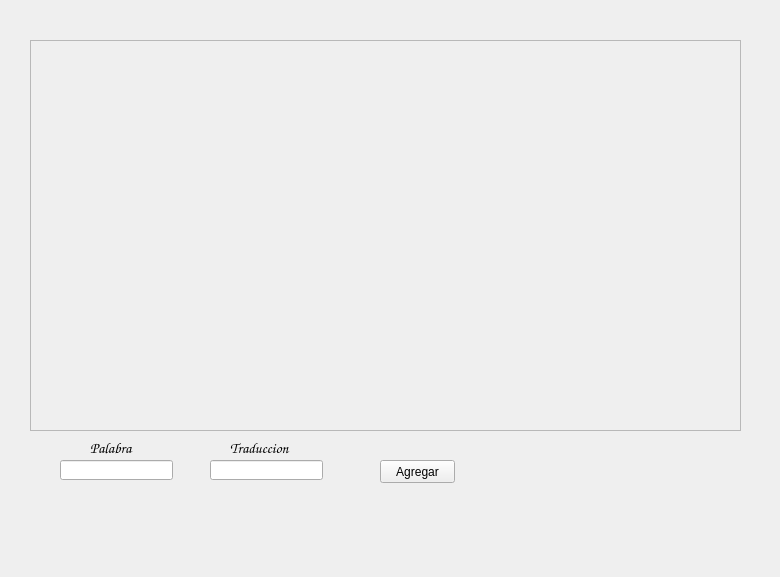
The window that ventana_principal.ui (JohanAndres19/Arboles_n_arios) describes before a commit, drawn with Qt 5.
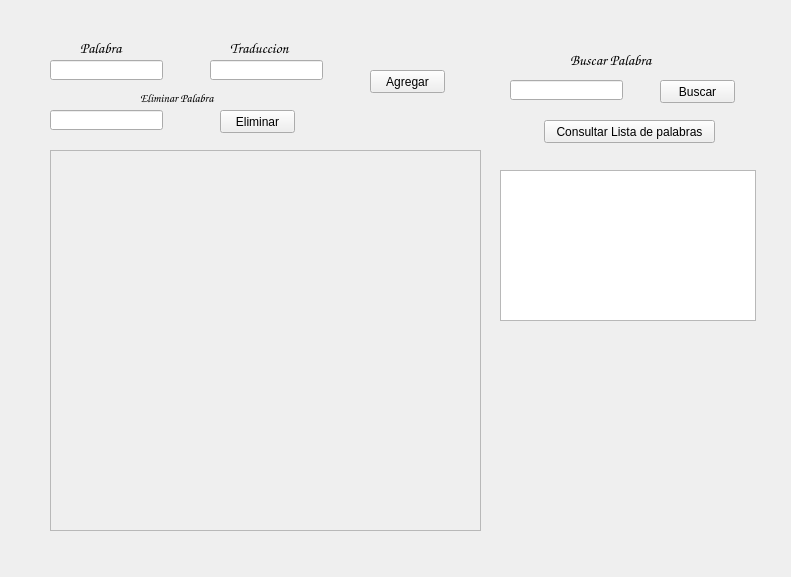
The same window after the commit.

Commit message: interfaz casi lista falta logica

What changed in the file:
```diff
--- a/ventana_principal.ui
+++ b/ventana_principal.ui
@@ -6,19 +6,22 @@
    <rect>
     <x>0</x>
     <y>0</y>
-    <width>780</width>
+    <width>791</width>
     <height>577</height>
    </rect>
   </property>
   <property name="windowTitle">
    <string>MainWindow</string>
   </property>
+  <property name="autoFillBackground">
+   <bool>false</bool>
+  </property>
   <widget class="QWidget" name="centralwidget">
    <widget class="QPushButton" name="Boton_agregar">
     <property name="geometry">
      <rect>
-      <x>380</x>
-      <y>460</y>
+      <x>370</x>
+      <y>70</y>
       <width>75</width>
       <height>23</height>
      </rect>
@@ -30,8 +33,8 @@
    <widget class="QLineEdit" name="texto">
     <property name="geometry">
      <rect>
-      <x>60</x>
-      <y>460</y>
+      <x>50</x>
+      <y>60</y>
       <width>113</width>
       <height>20</height>
      </rect>
@@ -49,7 +52,7 @@
     <property name="geometry">
      <rect>
       <x>210</x>
-      <y>460</y>
+      <y>60</y>
       <width>113</width>
       <height>20</height>
      </rect>
@@ -63,8 +66,8 @@
    <widget class="QLabel" name="label">
     <property name="geometry">
      <rect>
-      <x>90</x>
-      <y>440</y>
+      <x>80</x>
+      <y>40</y>
       <width>61</width>
       <height>16</height>
      </rect>
@@ -83,7 +86,7 @@
     <property name="geometry">
      <rect>
       <x>230</x>
-      <y>440</y>
+      <y>40</y>
       <width>81</width>
       <height>16</height>
      </rect>
@@ -98,17 +101,24 @@
      <string>Traduccion</string>
     </property>
    </widget>
-   <widget class="QFrame" name="canvas">
+   <widget class="QTableView" name="tabla_palabras">
     <property name="geometry">
      <rect>
-      <x>30</x>
-      <y>40</y>
-      <width>711</width>
-      <height>391</height>
+      <x>500</x>
+      <y>170</y>
+      <width>256</width>
+      <height>151</height>
      </rect>
     </property>
-    <property name="autoFillBackground">
-     <bool>false</bool>
+   </widget>
+   <widget class="QFrame" name="contenedor_canvas">
+    <property name="geometry">
+     <rect>
+      <x>50</x>
+      <y>150</y>
+      <width>431</width>
+      <height>381</height>
+     </rect>
     </property>
     <property name="frameShape">
      <enum>QFrame::StyledPanel</enum>
@@ -117,6 +127,103 @@
      <enum>QFrame::Raised</enum>
     </property>
    </widget>
+   <widget class="QLabel" name="label_3">
+    <property name="geometry">
+     <rect>
+      <x>570</x>
+      <y>50</y>
+      <width>111</width>
+      <height>20</height>
+     </rect>
+    </property>
+    <property name="font">
+     <font>
+      <family>Comic Sans MS</family>
+      <pointsize>11</pointsize>
+     </font>
+    </property>
+    <property name="text">
+     <string>Buscar Palabra</string>
+    </property>
+   </widget>
+   <widget class="QLineEdit" name="texto_buscar">
+    <property name="geometry">
+     <rect>
+      <x>510</x>
+      <y>80</y>
+      <width>113</width>
+      <height>20</height>
+     </rect>
+    </property>
+   </widget>
+   <widget class="QPushButton" name="boton_buscar">
+    <property name="geometry">
+     <rect>
+      <x>660</x>
+      <y>80</y>
+      <width>75</width>
+      <height>23</height>
+     </rect>
+    </property>
+    <property name="text">
+     <string>Buscar</string>
+    </property>
+   </widget>
+   <widget class="QLineEdit" name="texto_eliminar">
+    <property name="geometry">
+     <rect>
+      <x>50</x>
+      <y>110</y>
+      <width>113</width>
+      <height>20</height>
+     </rect>
+    </property>
+   </widget>
+   <widget class="QPushButton" name="boton_eliminar">
+    <property name="geometry">
+     <rect>
+      <x>220</x>
+      <y>110</y>
+      <width>75</width>
+      <height>23</height>
+     </rect>
+    </property>
+    <property name="text">
+     <string>Eliminar</string>
+    </property>
+   </widget>
+   <widget class="QLabel" name="label_4">
+    <property name="geometry">
+     <rect>
+      <x>140</x>
+      <y>90</y>
+      <width>101</width>
+      <height>16</height>
+     </rect>
+    </property>
+    <property name="font">
+     <font>
+      <family>Comic Sans MS</family>
+      <pointsize>9</pointsize>
+     </font>
+    </property>
+    <property name="text">
+     <string>Eliminar Palabra</string>
+    </property>
+   </widget>
+   <widget class="QPushButton" name="boton_consultar">
+    <property name="geometry">
+     <rect>
+      <x>544</x>
+      <y>120</y>
+      <width>171</width>
+      <height>23</height>
+     </rect>
+    </property>
+    <property name="text">
+     <string>Consultar Lista de palabras</string>
+    </property>
+   </widget>
   </widget>
  </widget>
  <resources/>
```
The commit also changes 1 other file.
